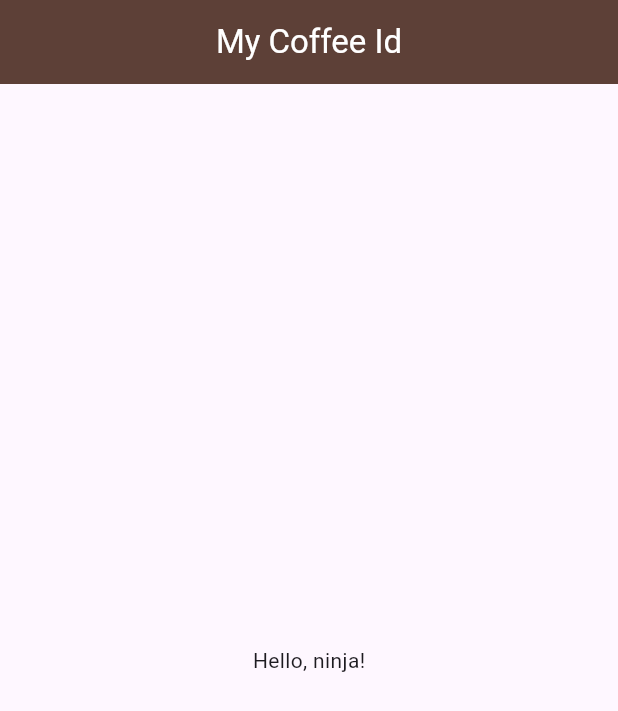
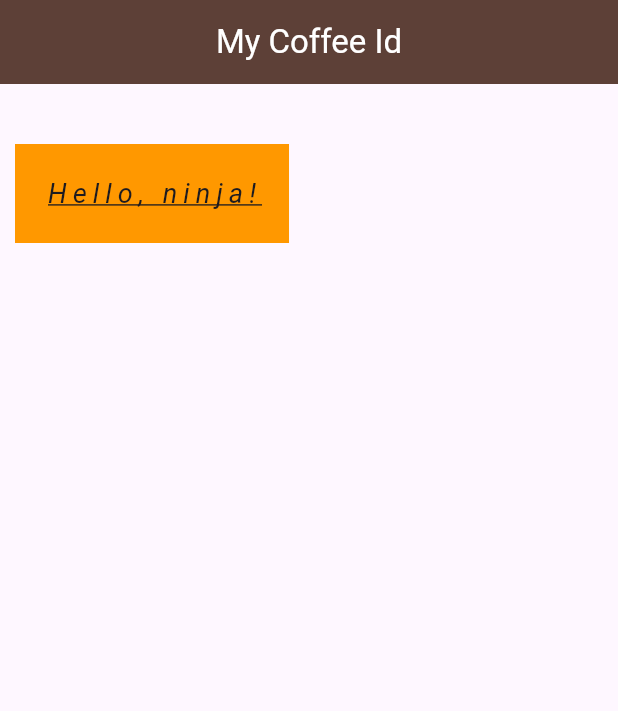
Before and after one commit to jecode93/coffee_card, a Flutter app: the screen it shows after launch, on a phone screen of 412 x 824 dp. Shown: the top 711 px of the screen. Run offline on Flutter 3.47's test engine with Material 3 defaults, Android fonts, the phone set to English and light mode, and no system bars.

Commit message:
Containers.

```diff
--- a/lib/main.dart
+++ b/lib/main.dart
@@ -1,4 +1,5 @@
 import 'package:flutter/material.dart';
+import 'package:flutter/widgets.dart';
 
 void main() {
   runApp(
@@ -23,8 +24,19 @@
         backgroundColor: Colors.brown[700],
         centerTitle: true,
       ),
-      body: const Center(
-        child: Text('Hello, ninja!'),
+      body: Container(
+        color: Colors.orange,
+        padding: const EdgeInsets.all(20),
+        margin: const EdgeInsets.fromLTRB(10, 40, 0, 0),
+        child: const Text(
+          'Hello, ninja!',
+          style: TextStyle(
+            fontSize: 18,
+            letterSpacing: 4,
+            decoration: TextDecoration.underline,
+            fontStyle: FontStyle.italic,
+          ),
+        ),
       ),
     );
   }
```
